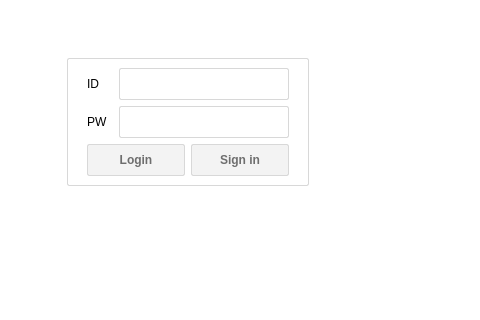
Old version of the form Client/mainwindow.ui in the repository incheon-kim/QtMultiChat; both pictures show x 192 to 672 and y 216 to 536 of the 761 by 666 pixel window.
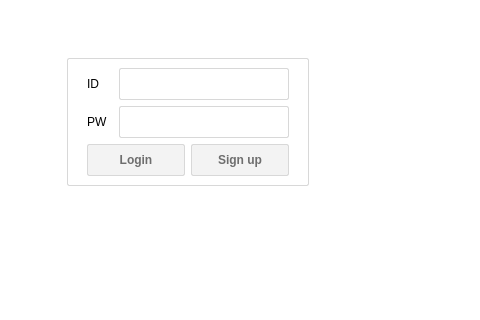
New version of the form.

Commit message: 회원가입버튼과 창의 이름을 signin -> signup 으로 변경함

```diff
--- a/Client/mainwindow.ui
+++ b/Client/mainwindow.ui
@@ -280,7 +280,7 @@
                 <item>
                  <widget class="QPushButton" name="pbSignin">
                   <property name="text">
-                   <string>Sign in</string>
+                   <string>Sign up</string>
                   </property>
                  </widget>
                 </item>
```
Left out of the diff: 2 changed lines with no effect on the pictures. The commit also changes 6 other files.
